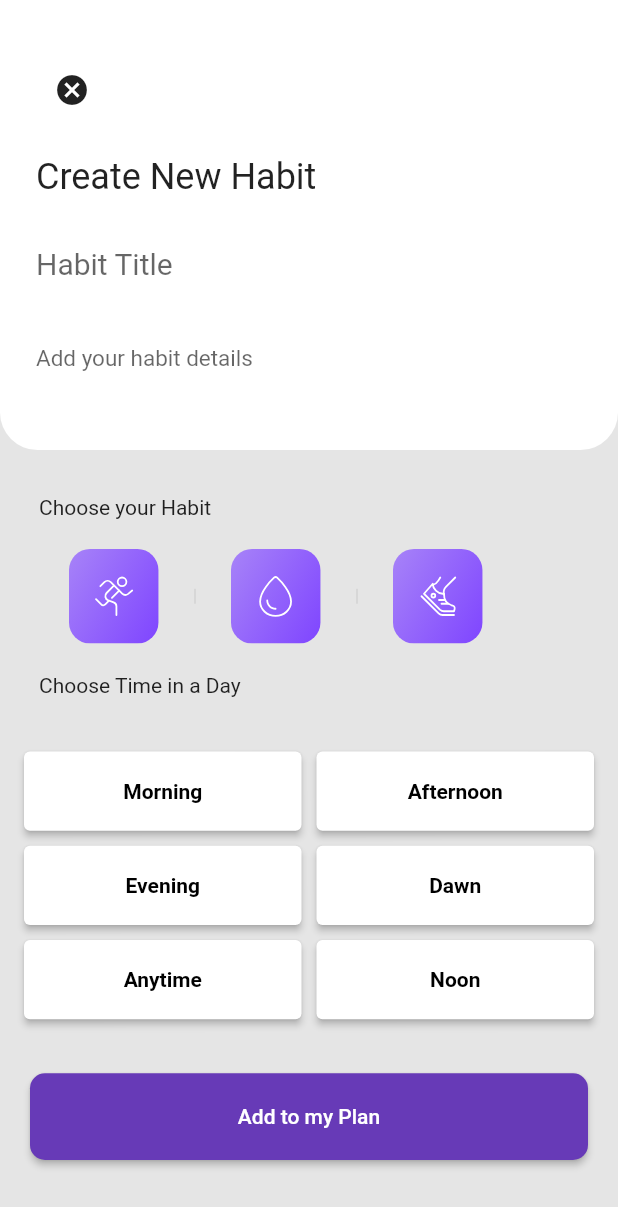
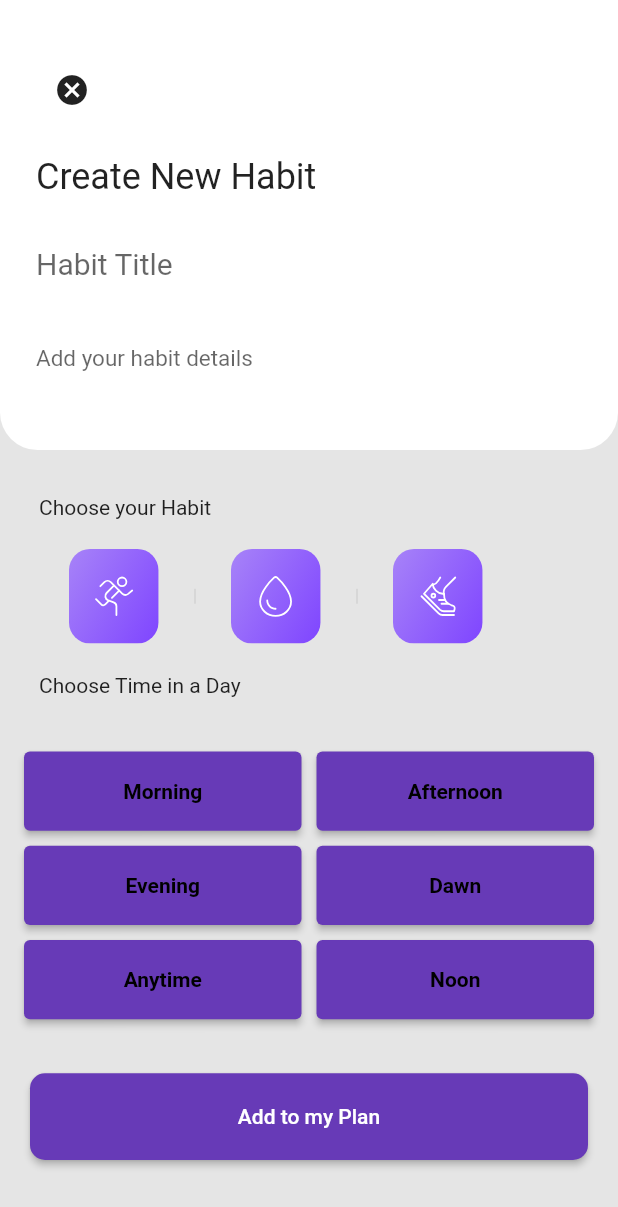
Before and after one commit to JosephAwuku33/habiter, a Flutter app: the screen it shows after launch, after a tap on the "add" icon, on a phone screen of 412 x 824 dp. Shown: the top 1207 px of the screen. Run offline on Flutter 3.47's test engine with Material 2 defaults, Android fonts, the phone set to English and light mode, and no system bars; our stand-ins replace flutter_svg, google_fonts, percent_indicator; Roboto replaces fonts that are missing (Sen).

Commit message:
updating provider

```diff
--- a/lib/provider/habit_provider.dart
+++ b/lib/provider/habit_provider.dart
@@ -1,38 +1,13 @@
 import 'package:flutter/material.dart';
 import 'package:habiter/models/habit.dart';
 
-class HabitProvider extends ChangeNotifier {
-  Habit _habitSettings = Habit(
-    title: '',
-    details: '',
-    activity: '',
-    period: '',
-  );
+class HabitProvider with ChangeNotifier {
+  final List<Habit> _habits = [];
 
-  Habit get settings => _habitSettings;
+  List<Habit> get settings => _habits;
 
-  void updateSettings(Habit newSettings) {
-    _habitSettings = newSettings;
-    notifyListeners();
-  }
-
-  void updateTitle(String newTitle) {
-    _habitSettings.setTitle(newTitle);
-    notifyListeners();
-  }
-
-  void updateDetails(String newDetails) {
-    _habitSettings.setDetails(newDetails);
-    notifyListeners();
-  }
-
-  void updateActivity(String newActivity) {
-    _habitSettings.setActivity(newActivity);
-    notifyListeners();
-  }
-
-  void updatePeriod(String newPeriod) {
-    _habitSettings.setPeriod(newPeriod);
-    notifyListeners();
+  void addHabit(Habit newHabit) {
+    _habits.add(newHabit);
+    notifyListeners(); // Notify listeners that the habits have changed, so they can update their UI accordingly (e.g., rebuild).
   }
 }
--- a/lib/widgets/activity_widgets.dart
+++ b/lib/widgets/activity_widgets.dart
@@ -1,30 +1,31 @@
 import 'package:flutter/material.dart';
 import 'package:flutter_svg/flutter_svg.dart';
-import 'package:provider/provider.dart';
-
-import '../provider/habit_provider.dart';
 
 class ActivityWidgets extends StatelessWidget {
-  const ActivityWidgets({super.key});
+  final String selectedActivity;
+  final ValueChanged<String> onSelectedActivity;
+  const ActivityWidgets(
+      {super.key,
+      required this.onSelectedActivity,
+      required this.selectedActivity});
 
   @override
   Widget build(BuildContext context) {
-    final habitProvider = Provider.of<HabitProvider>(context, listen: false);
     return Padding(
       padding: const EdgeInsets.only(left: 4.0),
       child: Row(
         mainAxisAlignment: MainAxisAlignment.start,
         children: [
           buildButton(context, 'assets/activity_icons/run.svg', () {
-            habitProvider.updateActivity("Running");
+            onSelectedActivity('Running');
           }),
           buildDivider(),
           buildButton(context, 'assets/activity_icons/w.svg', () {
-            habitProvider.updateActivity("Hydration");
+            onSelectedActivity('Hydration');
           }),
           buildDivider(),
           buildButton(context, 'assets/activity_icons/walk.svg', () {
-            habitProvider.updateActivity("Walking");
+            onSelectedActivity('Walking');
           }),
         ],
       ),
--- a/lib/widgets/gridview_widget.dart
+++ b/lib/widgets/gridview_widget.dart
@@ -1,14 +1,15 @@
 import 'package:flutter/material.dart';
-import 'package:provider/provider.dart';
-
-import '../provider/habit_provider.dart';
 
 class MyGridView extends StatelessWidget {
-  const MyGridView({super.key});
+  final String selectedTimePeriod;
+  final ValueChanged<String> onTimePeriodSelected;
+  const MyGridView(
+      {super.key,
+      required this.selectedTimePeriod,
+      required this.onTimePeriodSelected});
 
   @override
   Widget build(BuildContext context) {
-    final habitProvider = Provider.of<HabitProvider>(context, listen: false);
     return GridView.count(
       padding: const EdgeInsets.all(16.0),
       childAspectRatio: 3.5,
@@ -20,11 +21,11 @@ class MyGridView extends StatelessWidget {
         SizedBox(
           child: ElevatedButton(
             onPressed: () {
-              habitProvider.updatePeriod("Morning");
+              onTimePeriodSelected('Morning');
             },
             style: ElevatedButton.styleFrom(
-                backgroundColor: Colors.white,
-                foregroundColor: Colors.yellow[500]),
+                backgroundColor:
+                    selectedTimePeriod == 'Morning' ? Colors.green : null),
             child: const Text(
               'Morning',
               style:
@@ -35,11 +36,11 @@ class MyGridView extends StatelessWidget {
         SizedBox(
           child: ElevatedButton(
             onPressed: () {
-              habitProvider.updatePeriod("Afternoon");
+              onTimePeriodSelected('Afternoon');
             },
             style: ElevatedButton.styleFrom(
-                backgroundColor: Colors.white,
-                foregroundColor: Colors.yellow[500]),
+                backgroundColor:
+                    selectedTimePeriod == 'Afternoon' ? Colors.green : null),
             child: const Text(
               'Afternoon',
               style:
@@ -50,11 +51,11 @@ class MyGridView extends StatelessWidget {
         SizedBox(
           child: ElevatedButton(
             onPressed: () {
-              habitProvider.updatePeriod("Evening");
+              onTimePeriodSelected('Evening');
             },
             style: ElevatedButton.styleFrom(
-                backgroundColor: Colors.white,
-                foregroundColor: Colors.yellow[500]),
+                backgroundColor:
+                    selectedTimePeriod == 'Evening' ? Colors.green : null),
             child: const Text('Evening',
                 style: TextStyle(
                     fontWeight: FontWeight.bold, color: Colors.black)),
@@ -63,11 +64,11 @@ class MyGridView extends StatelessWidget {
         SizedBox(
           child: ElevatedButton(
             onPressed: () {
-              habitProvider.updatePeriod("Dawn");
+              onTimePeriodSelected('Dawn');
             },
             style: ElevatedButton.styleFrom(
-                backgroundColor: Colors.white,
-                foregroundColor: Colors.yellow[500]),
+                backgroundColor:
+                    selectedTimePeriod == 'Dawn' ? Colors.green : null),
             child: const Text('Dawn',
                 style: TextStyle(
                     fontWeight: FontWeight.bold, color: Colors.black)),
@@ -76,11 +77,11 @@ class MyGridView extends StatelessWidget {
         SizedBox(
           child: ElevatedButton(
             onPressed: () {
-              habitProvider.updatePeriod("Anytime");
+              onTimePeriodSelected('Anytime');
             },
             style: ElevatedButton.styleFrom(
-                backgroundColor: Colors.white,
-                foregroundColor: Colors.yellow[500]),
+                backgroundColor:
+                    selectedTimePeriod == 'Anytime' ? Colors.green : null),
             child: const Text('Anytime',
                 style: TextStyle(
                     fontWeight: FontWeight.bold, color: Colors.black)),
@@ -89,11 +90,11 @@ class MyGridView extends StatelessWidget {
         SizedBox(
           child: ElevatedButton(
             onPressed: () {
-              habitProvider.updatePeriod("Noon");
+              onTimePeriodSelected('Noon');
             },
             style: ElevatedButton.styleFrom(
-                backgroundColor: Colors.white,
-                foregroundColor: Colors.yellow[500]),
+                backgroundColor:
+                    selectedTimePeriod == 'Noon' ? Colors.green : null),
             child: const Text('Noon',
                 style: TextStyle(
                     fontWeight: FontWeight.bold, color: Colors.black)),
--- a/lib/widgets/habit_block.dart
+++ b/lib/widgets/habit_block.dart
@@ -1,8 +1,5 @@
 import 'package:flutter/material.dart';
 import 'package:percent_indicator/circular_percent_indicator.dart';
-import 'package:provider/provider.dart';
-
-import '../provider/habit_provider.dart';
 
 class HabitBlock extends StatelessWidget {
   final String habitName;
@@ -10,7 +7,7 @@ class HabitBlock extends StatelessWidget {
 
   @override
   Widget build(BuildContext context) {
-    final habitProvider = Provider.of<HabitProvider>(context, listen: false);
+
     return Padding(
       padding: const EdgeInsets.only(left: 20, top: 20, right: 20),
       child: Container(
@@ -31,7 +28,7 @@ class HabitBlock extends StatelessWidget {
                   crossAxisAlignment: CrossAxisAlignment.start,
                   children: [
                     Text(
-                      habitProvider.settings.title,
+                      habitName,
                       style: const TextStyle(
                           fontSize: 20, fontWeight: FontWeight.bold),
                     ),
```
Also changed, not shown: lib/models/habit.dart (+0 -32 lines).
